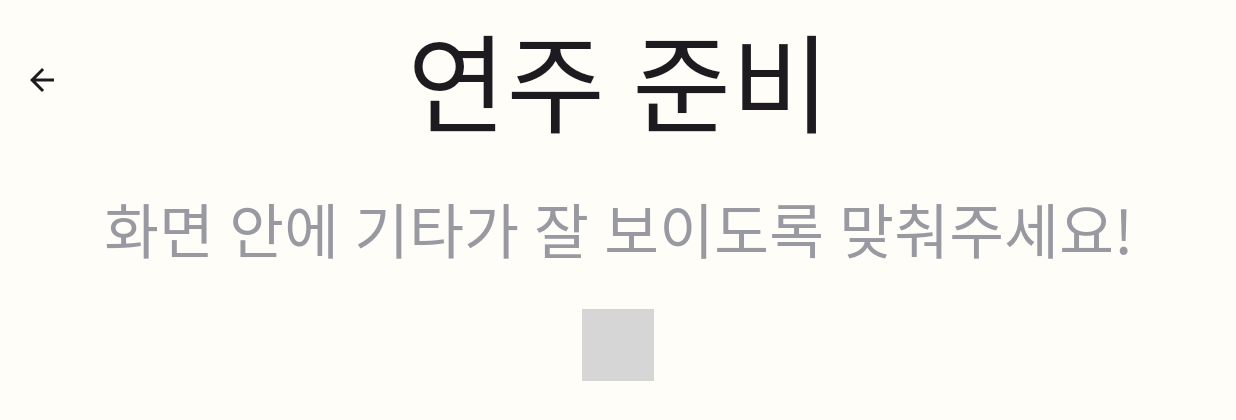
After one commit to github-lily/SSAFY_PickTime, an Android app built with Jetpack Compose: the GuitarPositionScreen screen opened through its navigation route, on a phone screen of 824 x 412 dp (held sideways). The commit adds this screen. Shown: the top 420 px of the screen. Run offline under Robolectric (Android 15) with nearby library versions, the phone set to English and light mode, and no system bars; our stand-ins replace Dagger/Hilt's generated code; libraries missing offline, so code that uses them is left out: androidx.camera.core, androidx.camera.lifecycle, androidx.camera.view; Roboto replaces fonts that are not available here; 3 statements that could not run were skipped; grey boxes are pictures that could not be loaded.

Commit message:
Feat : 기타연습 카메라 띄우기 - S12P21B101-184

```diff
--- /dev/null
+++ b/FRONTEND/app/src/main/java/com/example/picktimeapp/ui/camera/CameraPermissionScreen.kt
@@ -0,0 +1,46 @@
+package com.example.picktimeapp.ui.camera
+
+import android.Manifest
+import android.content.pm.PackageManager
+import androidx.activity.compose.rememberLauncherForActivityResult
+import androidx.activity.result.contract.ActivityResultContracts
+import androidx.compose.material3.Text
+import androidx.compose.runtime.*
+import androidx.compose.ui.platform.LocalContext
+import androidx.core.content.ContextCompat
+
+@Composable
+fun CameraPermissionScreen(
+    onPermissionGranted: @Composable () -> Unit
+) {
+    val context = LocalContext.current
+    var hasPermission by remember { mutableStateOf(false) }
+    var showRationale by remember { mutableStateOf(false) }
+
+    val launcher = rememberLauncherForActivityResult(
+        contract = ActivityResultContracts.RequestPermission(),
+        onResult = { isGranted ->
+            hasPermission = isGranted
+            if (!isGranted) showRationale = true
+        }
+    )
+
+    LaunchedEffect(Unit) {
+        when {
+            ContextCompat.checkSelfPermission(
+                context,
+                Manifest.permission.CAMERA
+            ) == PackageManager.PERMISSION_GRANTED -> {
+                hasPermission = true
+            }
+            else -> {
+                launcher.launch(Manifest.permission.CAMERA)
+            }
+        }
+    }
+
+    when {
+        hasPermission -> onPermissionGranted()
+        showRationale -> Text("카메라 권한이 필요합니다. 설정 > 권한에서 허용해주세요.")
+    }
+}
--- /dev/null
+++ b/FRONTEND/app/src/main/java/com/example/picktimeapp/ui/camera/CameraPreview.kt
@@ -0,0 +1,63 @@
+package com.example.picktimeapp.ui.camera
+
+import android.content.Context
+import androidx.camera.core.CameraSelector
+import androidx.camera.core.Preview
+import androidx.camera.lifecycle.ProcessCameraProvider
+import androidx.camera.view.PreviewView
+import androidx.compose.runtime.Composable
+import androidx.compose.ui.Modifier
+import androidx.compose.ui.platform.LocalContext
+import androidx.compose.ui.platform.LocalLifecycleOwner
+import androidx.compose.ui.viewinterop.AndroidView
+import androidx.lifecycle.LifecycleOwner
+import androidx.core.content.ContextCompat
+
+@Composable
+fun CameraPreview(
+    modifier: Modifier = Modifier
+) {
+    val context = LocalContext.current
+    val lifecycleOwner = LocalLifecycleOwner.current
+
+    AndroidView(
+        factory = { ctx ->
+            val previewView = PreviewView(ctx).apply {
+                scaleType = PreviewView.ScaleType.FILL_CENTER
+            }
+            startCamera(ctx, lifecycleOwner, previewView)
+            previewView
+        },
+        modifier = modifier
+    )
+}
+
+private fun startCamera(
+    context: Context,
+    lifecycleOwner: LifecycleOwner,
+    previewView: PreviewView
+) {
+    val cameraProviderFuture = ProcessCameraProvider.getInstance(context)
+
+    cameraProviderFuture.addListener({
+        val cameraProvider = cameraProviderFuture.get()
+
+        val preview = Preview.Builder().build().also {
+            it.setSurfaceProvider(previewView.surfaceProvider)
+        }
+
+        val cameraSelector = CameraSelector.DEFAULT_FRONT_CAMERA
+
+        try {
+            cameraProvider.unbindAll()
+            cameraProvider.bindToLifecycle(
+                lifecycleOwner,
+                cameraSelector,
+                preview
+            )
+        } catch (e: Exception) {
+            e.printStackTrace()
+        }
+
+    }, ContextCompat.getMainExecutor(context))
+}
--- /dev/null
+++ b/FRONTEND/app/src/main/java/com/example/picktimeapp/ui/guitarposition/GuitarPositionScreen.kt
@@ -0,0 +1,74 @@
+package com.example.picktimeapp.ui.guitarposition
+
+import androidx.compose.foundation.layout.fillMaxSize
+import androidx.compose.material3.Scaffold
+import androidx.compose.runtime.Composable
+import androidx.compose.ui.Modifier
+import com.example.picktimeapp.ui.camera.CameraPreview
+import com.example.picktimeapp.ui.camera.CameraPermissionScreen
+import androidx.compose.material3.*
+import androidx.compose.material.icons.Icons
+import androidx.compose.material.icons.filled.ArrowBack
+import androidx.compose.foundation.layout.*
+import androidx.compose.foundation.shape.RoundedCornerShape
+import androidx.compose.ui.Alignment
+import androidx.compose.ui.unit.dp
+import androidx.compose.ui.text.font.FontWeight
+import androidx.compose.ui.draw.clip
+import com.example.picktimeapp.ui.theme.*
+
+@OptIn(ExperimentalMaterial3Api::class)
+@Composable
+fun GuitarPositionScreen(
+    onBackClick: () -> Unit = {} // ← 버튼 클릭 시 동작할 이벤트 전달 가능
+) {
+    Scaffold(
+        topBar = {
+            CenterAlignedTopAppBar(
+                title = {
+                    Text(
+                        text = "연주 준비",
+                        style = MaterialTheme.typography.titleMedium,
+                        fontWeight = FontWeight.Bold
+                    )
+                },
+                navigationIcon = {
+                    IconButton(onClick = onBackClick) {
+                        Icon(
+                            imageVector = Icons.Default.ArrowBack,
+                            contentDescription = "뒤로가기"
+                        )
+                    }
+                }
+            )
+        }
+    ) { innerPadding ->
+
+        Column(
+            modifier = Modifier
+                .fillMaxSize()
+                .padding(innerPadding)
+                .padding(top = 16.dp),
+            horizontalAlignment = Alignment.CenterHorizontally
+        ) {
+            // 안내 문구
+            Text(
+                text = "화면 안에 기타가 잘 보이도록 맞춰주세요!",
+                style = MaterialTheme.typography.bodyMedium,
+                color = Gray50
+            )
+
+            Spacer(modifier = Modifier.height(24.dp))
+
+            // 카메라 프리뷰 (권한 확인 포함)
+            CameraPermissionScreen {
+                CameraPreview(
+                    modifier = Modifier
+                        .width(800.dp)
+                        .height(450.dp)
+                        .clip(RoundedCornerShape(12.dp)) // 둥근 모서리
+                )
+            }
+        }
+    }
+}
--- a/FRONTEND/app/src/main/java/com/example/picktimeapp/ui/nav/AppNavGraph.kt
+++ b/FRONTEND/app/src/main/java/com/example/picktimeapp/ui/nav/AppNavGraph.kt
@@ -10,6 +10,7 @@ import com.example.picktimeapp.ui.login.LoginViewModel
 import com.example.picktimeapp.ui.signup.SignupScreen
 import com.example.picktimeapp.ui.signup.SignupViewModel
 import com.example.picktimeapp.ui.welcome.WelcomeScreen
+import com.example.picktimeapp.ui.guitarposition.GuitarPositionScreen
 
 // Update Routes object
 object Routes {
@@ -17,6 +18,7 @@ object Routes {
     const val LOGIN = "login"
     const val SIGNUP = "signup"
     const val MYPAGE = "mypage"
+    const val GuitarPosition = "guitarposition"
 }
 
 @Composable
@@ -37,9 +39,16 @@ fun AppNavGraph() {
                         popUpTo(Routes.WELCOME) { inclusive = false }
                     }
                 },
+
                 onNavigateToMyPage = {
                     navController.navigate(Routes.MYPAGE) {
                         popUpTo(Routes.WELCOME) { inclusive = true }
+                    }
+                },
+
+                onNavigateToGuitarPosition = {
+                    navController.navigate(Routes.GuitarPosition) {
+                        popUpTo(Routes.WELCOME) { inclusive = false }
                     }
                 }
             )
@@ -57,7 +66,7 @@ fun AppNavGraph() {
                     }
                 },
                 onFindPasswordClick = {
-                    // 비밀번호 찾기 화면으로 이동 (필요시 구현)
+                    // 비밀번호 찾기 화면으로 이동
                 },
                 onSignUpClick = {
                     // 회원가입 화면으로 이동
@@ -65,6 +74,7 @@ fun AppNavGraph() {
                 }
             )
         }
+
 
         // Signup Screen
         composable(Routes.SIGNUP) {
@@ -88,5 +98,9 @@ fun AppNavGraph() {
         composable(Routes.MYPAGE) {
             com.example.picktimeapp.ui.nav.MyNavGraph()
         }
-    }
-}
+
+        // Guitar Position
+        composable(Routes.GuitarPosition) {
+           com.example.picktimeapp.ui.guitarposition.GuitarPositionScreen()
+        }
+}}
--- a/FRONTEND/app/src/main/java/com/example/picktimeapp/ui/welcome/WelcomeScreen.kt
+++ b/FRONTEND/app/src/main/java/com/example/picktimeapp/ui/welcome/WelcomeScreen.kt
@@ -29,7 +29,8 @@ import com.example.picktimeapp.ui.signup.SignupScreen
 fun WelcomeScreen(
     onNavigateToLogin: () -> Unit,
     onNavigateToSignup: () -> Unit,
-    onNavigateToMyPage: () -> Unit
+    onNavigateToMyPage: () -> Unit,
+    onNavigateToGuitarPosition: () -> Unit,
 ) {
     var showLogin by rememberSaveable { mutableStateOf(false) }
     var showSignup by rememberSaveable { mutableStateOf(false) }
@@ -171,6 +172,23 @@ fun WelcomeScreen(
                     ) {
                         Text("마이페이지 확인용", fontSize = 24.sp, fontWeight = FontWeight.Medium)
                     }
+
+                    // 기타 위치 확인용
+                    Button(
+                        onClick = {
+                            showMyPage = false
+                            onNavigateToGuitarPosition()
+                        },
+                        modifier = buttonModifier,
+                        colors = ButtonDefaults.buttonColors(
+                            containerColor = Brown40,
+                            contentColor = DarkGreen10
+                        ),
+                        shape = RoundedCornerShape(16.dp)
+                    ) {
+                        Text("기타 카메라 테스트", fontSize = 24.sp, fontWeight = FontWeight.Medium)
+                    }
+
                 }
 
                 // 오른쪽 이미지 영역
```
Also changed, not shown: FRONTEND/app/build.gradle.kts (+7 -0 lines), FRONTEND/gradle/libs.versions.toml (+10 -0 lines).
